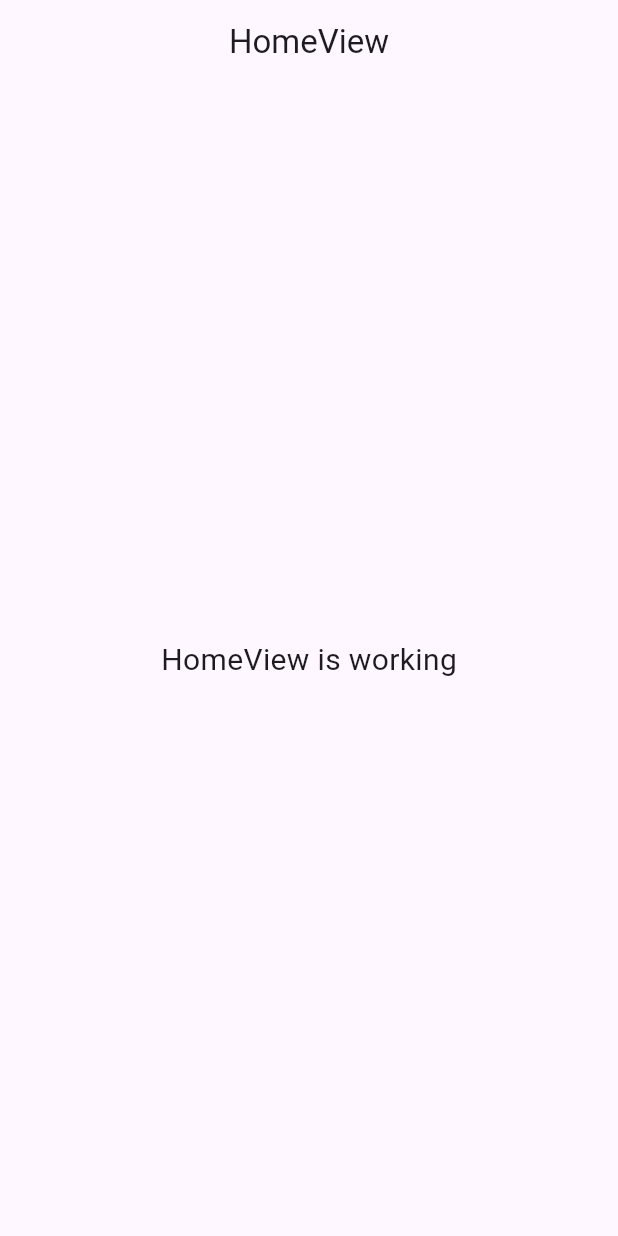
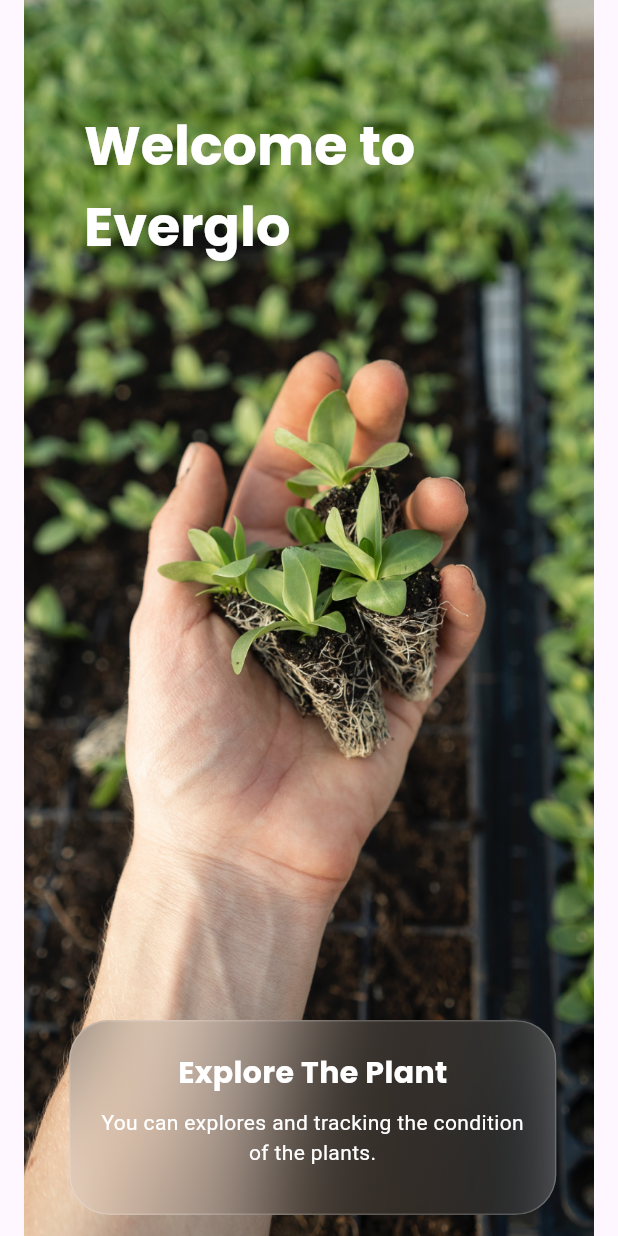
Before and after one commit to TA-Gras-Grus/everglo-mobile, a Flutter app: the screen it shows after launch, on a phone screen of 412 x 824 dp. Run offline on Flutter 3.47's test engine with Material 3 defaults, Android fonts, the phone set to English and light mode, and no system bars; our stand-ins replace get, google_fonts.

Commit message:
feature:splashScreen

```diff
--- /dev/null
+++ b/lib/app/modules/splashScreen/views/splash_screen_view.dart
@@ -0,0 +1,92 @@
+import 'dart:ui';
+
+import 'package:flutter/material.dart';
+import 'package:flutter/widgets.dart';
+
+import 'package:get/get.dart';
+import 'package:google_fonts/google_fonts.dart';
+
+import '../controllers/splash_screen_controller.dart';
+
+class SplashScreenView extends GetView<SplashScreenController> {
+  const SplashScreenView({Key? key}) : super(key: key);
+
+  @override
+  Widget build(BuildContext context) {
+    return Scaffold(
+      body: Center(
+        child: Stack(children: [
+          Image.asset('assets/images/splash.png'),
+          Padding(
+            padding: EdgeInsets.only(left: 40.0, top: 70.0),
+            child: RichText(
+                text: TextSpan(
+              text: "Welcome to\nEverglo",
+              style: GoogleFonts.poppins(
+                  fontSize: 36, fontWeight: FontWeight.w700),
+            )),
+          ),
+          Padding(
+            padding: EdgeInsets.only(top: 680, left: 30),
+            child: ClipRRect(
+              borderRadius: BorderRadius.circular(27),
+              child: Container(
+                height: 130,
+                width: 325,
+                color: Colors.transparent,
+                child: Stack(
+                  children: [
+                    //Blur Effect
+                    BackdropFilter(
+                      filter: ImageFilter.blur(
+                        sigmaX: 30,
+                        sigmaY: 30,
+                      ),
+                      child: Container(),
+                    ),
+                    Container(
+                      decoration: BoxDecoration(
+                        borderRadius: BorderRadius.circular(27),
+                        border:
+                            Border.all(color: Colors.white.withOpacity(0.20)),
+                        gradient: LinearGradient(
+                            begin: Alignment.topLeft,
+                            end: Alignment.bottomRight,
+                            colors: [
+                              Colors.white.withOpacity(0.15),
+                              Colors.white.withOpacity(0.05),
+                            ]),
+                      ),
+                      padding: EdgeInsets.all(20),
+                      child: Column(
+                        children: [
+                          Text(
+                            'Explore The Plant',
+                            style: GoogleFonts.poppins(
+                              fontSize: 20,
+                              color: Colors.white,
+                              fontWeight: FontWeight.w700,
+                            ),
+                          ),
+                          SizedBox(
+                            height: 8,
+                          ),
+                          Text(
+                              'You can explores and tracking the condition of the plants.',
+                              textAlign: TextAlign.center,
+                              style: TextStyle(
+                                  color: Colors.white,
+                                  fontWeight: FontWeight.w400)),
+                        ],
+                      ),
+                    ),
+                  ],
+                ),
+              ),
+            ),
+          ),
+        ]),
+      ),
+    );
+  }
+}
--- a/lib/app/routes/app_routes.dart
+++ b/lib/app/routes/app_routes.dart
@@ -4,9 +4,11 @@ part of 'app_pages.dart';
 abstract class Routes {
   Routes._();
   static const HOME = _Paths.HOME;
+  static const SPLASH_SCREEN = _Paths.SPLASH_SCREEN;
 }
 
 abstract class _Paths {
   _Paths._();
   static const HOME = '/home';
+  static const SPLASH_SCREEN = '/splash-screen';
 }
--- a/lib/main.dart
+++ b/lib/main.dart
@@ -7,7 +7,8 @@ import 'app/routes/app_pages.dart';
 void main() {
   runApp(
     GetMaterialApp(
-      title: "Application",
+      title: "Everglo",
+      debugShowCheckedModeBanner: false,
       initialRoute: AppPages.INITIAL,
       getPages: AppPages.routes,
     ),
```
Also changed, not shown: lib/app/modules/splashScreen/bindings/splash_screen_binding.dart (added, +12 -0 lines), lib/app/modules/splashScreen/controllers/splash_screen_controller.dart (added, +23 -0 lines), lib/app/routes/app_pages.dart (+8 -1 lines), pubspec.yaml (+13 -5 lines), assets/images/bubbleLogo.png (added), assets/images/hideEyes.png (added), assets/images/logo.png (added), assets/images/mail.png (added), assets/images/openEyes.png (added), assets/images/password.png (added), assets/images/splash.png (added), pubspec.lock, 11 other files.
